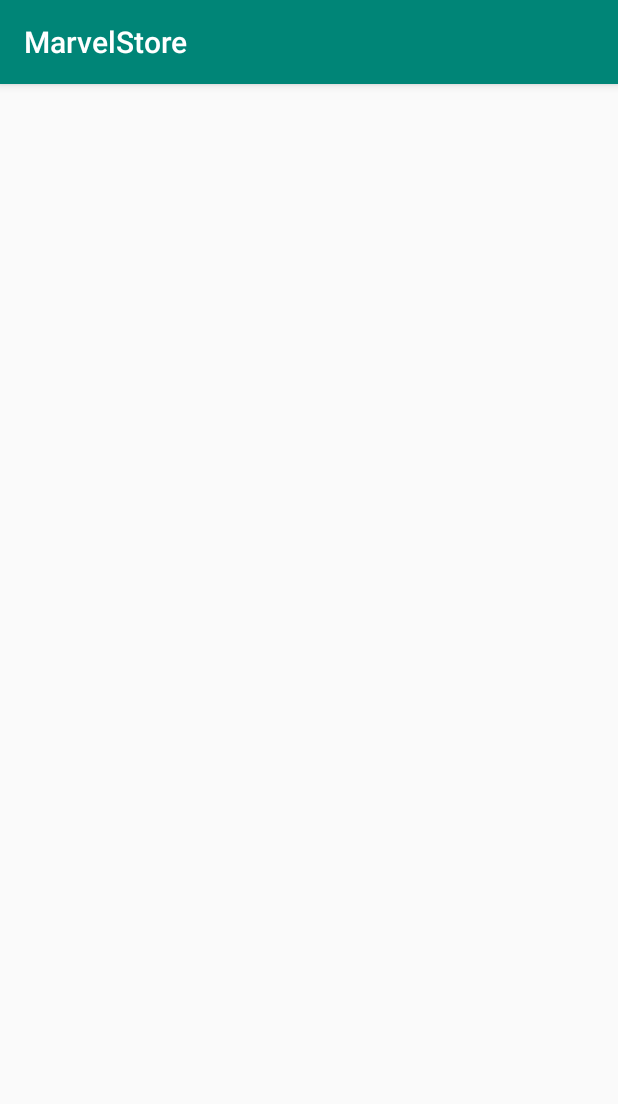
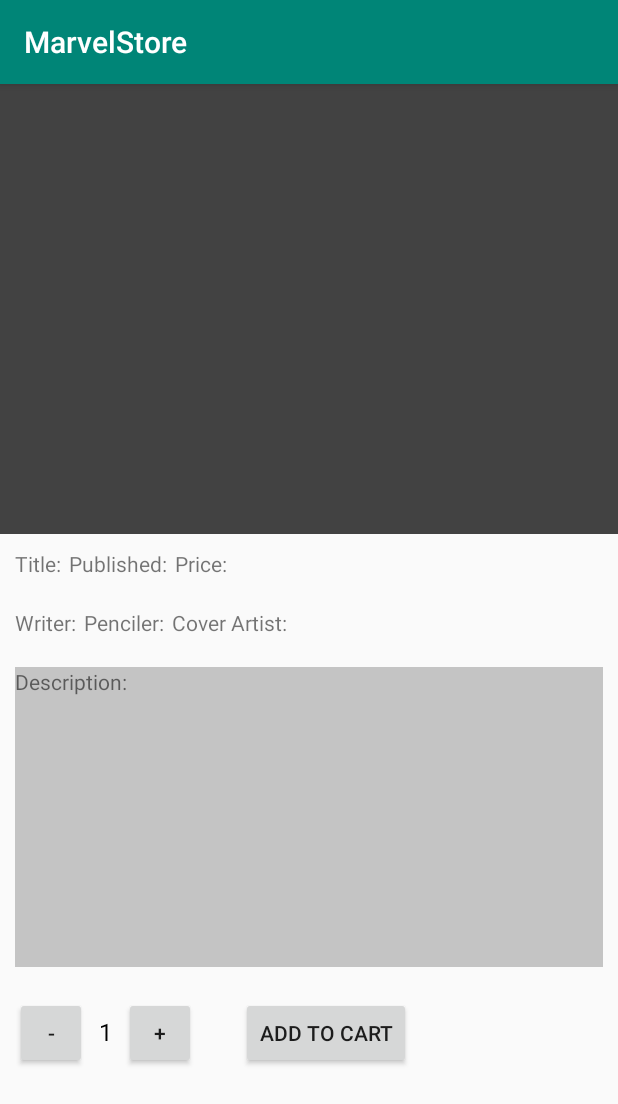
Before and after one commit to raulkfernandes/Marvel_Store, an Android app: the ComicDetailsActivity screen opened directly, with no data from a screen before it, on a phone screen of 412 x 824 dp. Shown: the top 1104 px of the screen. Run offline under Robolectric (Android 15) with nearby library versions, the phone set to English and light mode, and no system bars.

Commit message:
Criando tela de detalhamento da revista

```diff
--- a/app/src/main/java/br/com/phoebus/marvelstore/activity/ComicDetailsActivity.java
+++ b/app/src/main/java/br/com/phoebus/marvelstore/activity/ComicDetailsActivity.java
@@ -3,14 +3,54 @@ package br.com.phoebus.marvelstore.activity;
 import androidx.appcompat.app.AppCompatActivity;
 
 import android.os.Bundle;
+import android.view.View;
+import android.widget.TextView;
+import android.widget.Toast;
 
 import br.com.phoebus.marvelstore.R;
 
 public class ComicDetailsActivity extends AppCompatActivity {
+
+    int quantity = 1;
 
     @Override
     protected void onCreate(Bundle savedInstanceState) {
         super.onCreate(savedInstanceState);
         setContentView(R.layout.activity_comic_details);
     }
+
+    /**
+     * This method increments the quantity on the screen.
+     */
+    public void increment(View view) {
+        if (quantity == 20) {
+            Toast.makeText(this, "You cannot add more than 20 comics in a single purchase.", Toast.LENGTH_SHORT).show();
+            return;
+        } else {
+            quantity += 1;
+            displayQuantity(quantity);
+        }
+    }
+
+    /**
+     * This method decrements the quantity on the screen.
+     */
+    public void decrement(View view) {
+        if (quantity == 1) {
+            Toast.makeText(this, "You must add at least one comic.", Toast.LENGTH_SHORT).show();
+            return;
+        } else {
+            quantity -= 1;
+            displayQuantity(quantity);
+        }
+    }
+
+    /**
+     * This method displays the given quantity value on the screen.
+     */
+    private void displayQuantity(int quantity) {
+        TextView quantityTextView = findViewById(R.id.activity_comic_details_quantity_text_view);
+        quantityTextView.setText("" + quantity);
+    }
+
 }
--- a/app/src/main/java/br/com/phoebus/marvelstore/activity/ComicListActivity.java
+++ b/app/src/main/java/br/com/phoebus/marvelstore/activity/ComicListActivity.java
@@ -24,7 +24,7 @@ public class ComicListActivity extends AppCompatActivity {
         setTitle("Comics Store");
         setContentView(R.layout.activity_comic_list);
 
-        FloatingActionButton shoppingCartButton = (FloatingActionButton) findViewById(R.id.activity_comics_list_fab_shopping_cart);
+        FloatingActionButton shoppingCartButton = (FloatingActionButton) findViewById(R.id.activity_comic_list_fab_shopping_cart);
         shoppingCartButton.setOnClickListener(new View.OnClickListener() {
             @Override
             public void onClick(View view) {
@@ -45,7 +45,7 @@ public class ComicListActivity extends AppCompatActivity {
 
         ComicAdapter mAdapter = new ComicAdapter(this, comicList);
 
-        ListView comicsList = findViewById(R.id.activity_comics_list_list_view);
+        ListView comicsList = findViewById(R.id.activity_comic_list_list_view);
 
         comicsList.setAdapter(mAdapter);
     }
--- a/app/src/main/res/layout/activity_comic_details.xml
+++ b/app/src/main/res/layout/activity_comic_details.xml
@@ -1,9 +1,114 @@
 <?xml version="1.0" encoding="utf-8"?>
-<androidx.constraintlayout.widget.ConstraintLayout xmlns:android="http://schemas.android.com/apk/res/android"
-    xmlns:app="http://schemas.android.com/apk/res-auto"
-    xmlns:tools="http://schemas.android.com/tools"
+<LinearLayout
+    xmlns:android="http://schemas.android.com/apk/res/android"
     android:layout_width="match_parent"
     android:layout_height="match_parent"
-    tools:context=".activity.ComicDetailsActivity">
+    android:orientation="vertical">
 
-</androidx.constraintlayout.widget.ConstraintLayout>
+    <ImageView
+        android:id="@+id/co"
+        android:background="@color/cardview_dark_background"
+        android:layout_width="match_parent"
+        android:layout_height="300dp" />
+
+    <LinearLayout
+        android:layout_width="match_parent"
+        android:layout_height="wrap_content"
+        android:orientation="horizontal"
+        android:layout_margin="10dp">
+
+        <TextView
+            android:text="Title:"
+            android:layout_width="wrap_content"
+            android:layout_height="wrap_content"
+            android:layout_marginRight="5dp"
+            android:layout_marginEnd="5dp" />
+
+        <TextView
+            android:text="Published:"
+            android:layout_width="wrap_content"
+            android:layout_height="wrap_content"
+            android:layout_marginRight="5dp"
+            android:layout_marginEnd="5dp" />
+
+        <TextView
+            android:text="Price:"
+            android:layout_width="wrap_content"
+            android:layout_height="wrap_content"
+            android:layout_marginRight="5dp"
+            android:layout_marginEnd="5dp" />
+    </LinearLayout>
+
+    <LinearLayout
+        android:layout_width="match_parent"
+        android:layout_height="wrap_content"
+        android:orientation="horizontal"
+        android:layout_margin="10dp">
+
+        <TextView
+            android:text="Writer:"
+            android:layout_width="wrap_content"
+            android:layout_height="wrap_content"
+            android:layout_marginRight="5dp"
+            android:layout_marginEnd="5dp" />
+
+        <TextView
+            android:text="Penciler:"
+            android:layout_width="wrap_content"
+            android:layout_height="wrap_content"
+            android:layout_marginRight="5dp"
+            android:layout_marginEnd="5dp" />
+
+        <TextView
+            android:text="Cover Artist:"
+            android:layout_width="wrap_content"
+            android:layout_height="wrap_content"
+            android:layout_marginRight="5dp"
+            android:layout_marginEnd="5dp" />
+    </LinearLayout>
+
+    <TextView
+        android:text="Description:"
+        android:background="@color/cardview_shadow_start_color"
+        android:layout_width="match_parent"
+        android:layout_height="200dp"
+        android:layout_margin="10dp" />
+
+    <LinearLayout
+        android:layout_width="match_parent"
+        android:layout_height="wrap_content"
+        android:orientation="horizontal"
+        android:layout_margin="10dp">
+
+        <Button
+            android:layout_width="48dp"
+            android:layout_height="48dp"
+            android:onClick="decrement"
+            android:text="-" />
+
+        <TextView
+            android:id="@+id/activity_comic_details_quantity_text_view"
+            android:layout_width="wrap_content"
+            android:layout_height="wrap_content"
+            android:layout_marginLeft="8dp"
+            android:layout_marginRight="8dp"
+            android:text="1"
+            android:textColor="@android:color/black"
+            android:textSize="16sp" />
+
+        <Button
+            android:layout_width="48dp"
+            android:layout_height="48dp"
+            android:onClick="increment"
+            android:text="+" />
+
+        <Button
+            android:layout_width="wrap_content"
+            android:layout_height="48dp"
+            android:layout_marginHorizontal="30dp"
+            android:text="Add to cart" />
+
+    </LinearLayout>
+
+
+</LinearLayout>
--- a/app/src/main/res/layout/activity_comic_list.xml
+++ b/app/src/main/res/layout/activity_comic_list.xml
@@ -6,12 +6,12 @@
     android:layout_height="match_parent">
 
     <ListView
-        android:id="@+id/activity_comics_list_list_view"
+        android:id="@+id/activity_comic_list_list_view"
         android:layout_width="match_parent"
         android:layout_height="match_parent" />
 
     <com.google.android.material.floatingactionbutton.FloatingActionButton
-        android:id="@+id/activity_comics_list_fab_shopping_cart"
+        android:id="@+id/activity_comic_list_fab_shopping_cart"
         android:layout_width="wrap_content"
         android:layout_height="wrap_content"
         android:layout_alignParentEnd="true"
```
